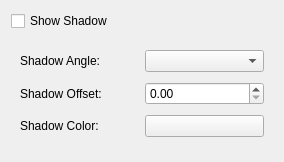
This is libs/guiutils/KoShadowConfigWidget.ui in KDE/krita as Qt 5 draws it before an edit. The edited form follows.
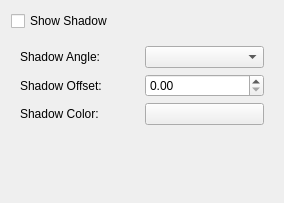
This is the edited form. Custom widgets are drawn as their Qt base class.

Commit message: SVN_SILENT small ui fix

What changed in the file:
```diff
--- a/libs/guiutils/KoShadowConfigWidget.ui
+++ b/libs/guiutils/KoShadowConfigWidget.ui
@@ -6,7 +6,7 @@
     <x>0</x>
     <y>0</y>
     <width>284</width>
-    <height>162</height>
+    <height>203</height>
    </rect>
   </property>
   <layout class="QGridLayout" name="gridLayout_2" >
@@ -53,6 +53,19 @@
      </layout>
     </widget>
    </item>
+   <item row="2" column="0" >
+    <spacer name="verticalSpacer" >
+     <property name="orientation" >
+      <enum>Qt::Vertical</enum>
+     </property>
+     <property name="sizeHint" stdset="0" >
+      <size>
+       <width>20</width>
+       <height>51</height>
+      </size>
+     </property>
+    </spacer>
+   </item>
   </layout>
  </widget>
  <customwidgets>
```
